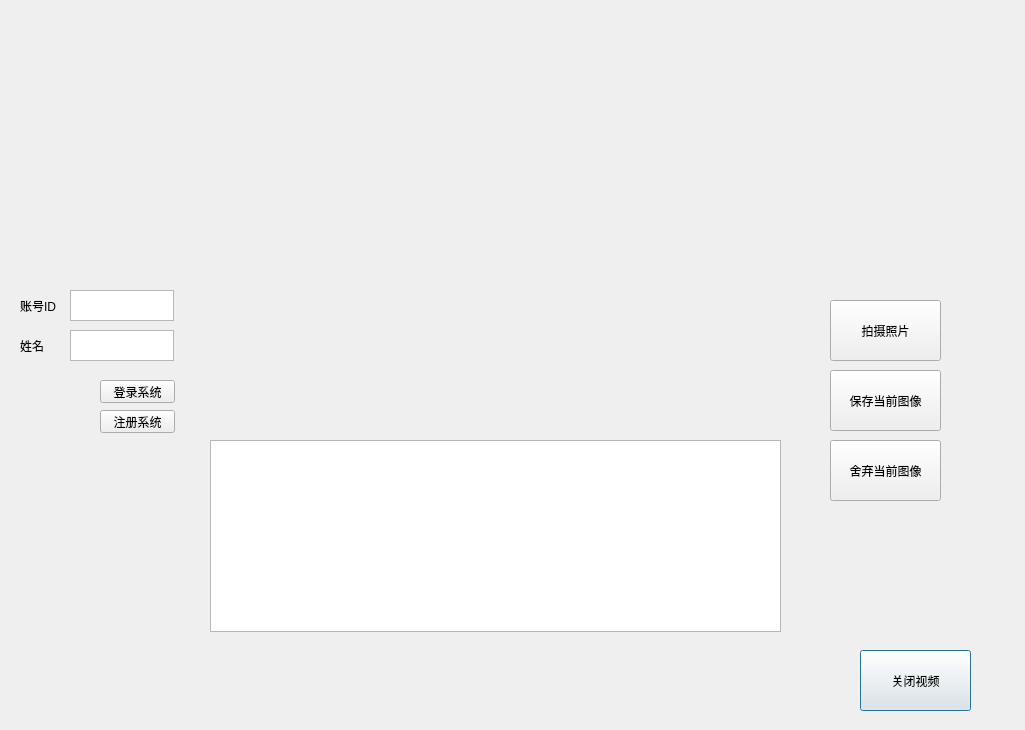
Before: the Qt Designer form src/WorkAttendanceQT/WorkAttendanceQT.ui in Liupeter01/WorkAttendanceQT, drawn with Qt 5.
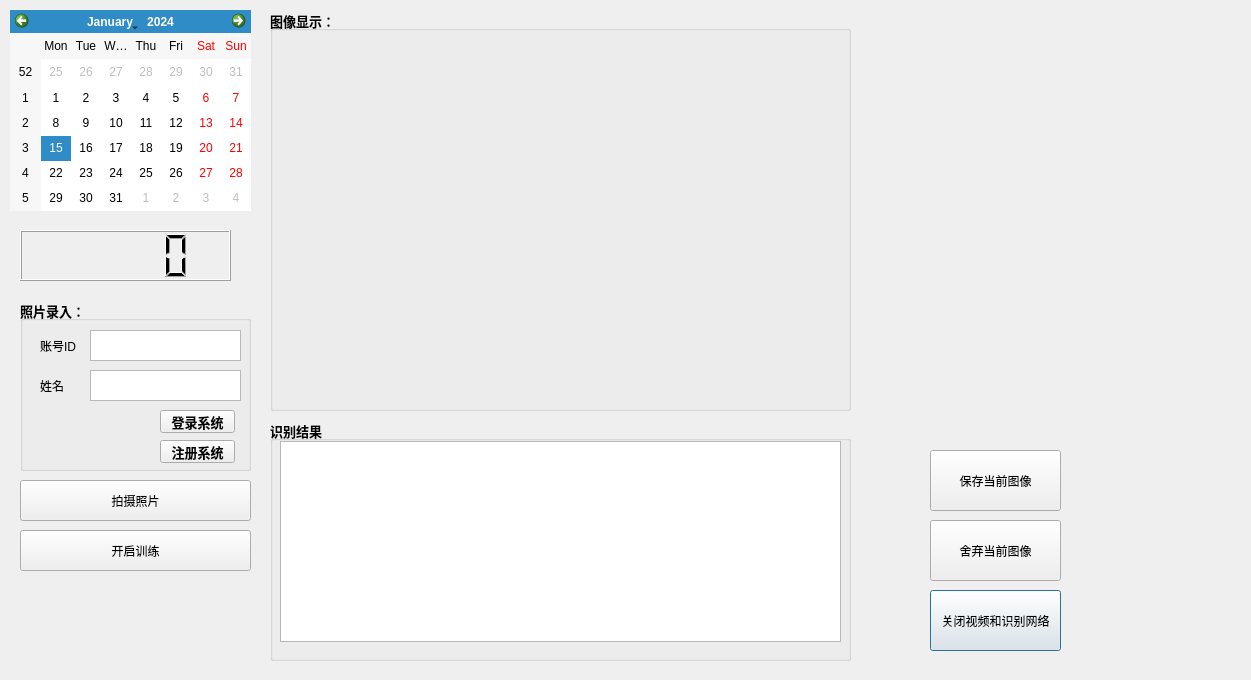
After: the same form once the commit is applied.

Commit message: 1. 将QT界面接口和Interface层进行了连接，在ImageProcess层中增加了多个对外的额外接口 2. 增设对于摄像头拍照的检测 3. 增设对于保存状态的检测 4. 对外接口列表：     1）QImage& startVideoDisplay     2）void startVideoRegister(std::atomic<bool>& _videoFlag)     3）void enableSavingProcess()     4）void enableIgnoreProcess()     5）void enableCameraShooting()

```diff
--- a/src/WorkAttendanceQT/WorkAttendanceQT.ui
+++ b/src/WorkAttendanceQT/WorkAttendanceQT.ui
@@ -6,8 +6,8 @@
    <rect>
     <x>0</x>
     <y>0</y>
-    <width>1025</width>
-    <height>730</height>
+    <width>1251</width>
+    <height>680</height>
    </rect>
   </property>
   <property name="focusPolicy">
@@ -19,10 +19,10 @@
   <widget class="QLabel" name="VideoDisplay">
    <property name="geometry">
     <rect>
-     <x>210</x>
-     <y>50</y>
-     <width>571</width>
-     <height>371</height>
+     <x>290</x>
+     <y>40</y>
+     <width>541</width>
+     <height>341</height>
     </rect>
    </property>
    <property name="palette">
@@ -474,31 +474,31 @@
   <widget class="QPushButton" name="Exit">
    <property name="geometry">
     <rect>
-     <x>860</x>
-     <y>650</y>
-     <width>111</width>
+     <x>930</x>
+     <y>590</y>
+     <width>131</width>
      <height>61</height>
     </rect>
    </property>
    <property name="text">
-    <string>关闭视频</string>
+    <string>关闭视频和识别网络</string>
    </property>
   </widget>
   <widget class="QTextBrowser" name="SystemStatusInfo">
    <property name="geometry">
     <rect>
-     <x>210</x>
-     <y>440</y>
-     <width>571</width>
-     <height>192</height>
+     <x>280</x>
+     <y>441</y>
+     <width>561</width>
+     <height>201</height>
     </rect>
    </property>
   </widget>
   <widget class="QLabel" name="name_label">
    <property name="geometry">
     <rect>
-     <x>20</x>
-     <y>340</y>
+     <x>40</x>
+     <y>380</y>
      <width>54</width>
      <height>12</height>
     </rect>
@@ -510,8 +510,8 @@
   <widget class="QLabel" name="id_label">
    <property name="geometry">
     <rect>
-     <x>20</x>
-     <y>300</y>
+     <x>40</x>
+     <y>340</y>
      <width>54</width>
      <height>12</height>
     </rect>
@@ -523,55 +523,29 @@
   <widget class="QTextEdit" name="UserID">
    <property name="geometry">
     <rect>
-     <x>70</x>
-     <y>290</y>
-     <width>104</width>
-     <height>31</height>
-    </rect>
-   </property>
-  </widget>
-  <widget class="QTextEdit" name="NameInput">
-   <property name="geometry">
-    <rect>
-     <x>70</x>
+     <x>90</x>
      <y>330</y>
-     <width>104</width>
+     <width>151</width>
      <height>31</height>
     </rect>
    </property>
   </widget>
-  <widget class="QPushButton" name="Register">
+  <widget class="QTextEdit" name="NameInput">
    <property name="geometry">
     <rect>
-     <x>100</x>
-     <y>410</y>
-     <width>75</width>
-     <height>23</height>
-    </rect>
-   </property>
-   <property name="text">
-    <string>注册系统</string>
-   </property>
-  </widget>
-  <widget class="QPushButton" name="Login">
-   <property name="geometry">
-    <rect>
-     <x>100</x>
-     <y>380</y>
-     <width>75</width>
-     <height>23</height>
-    </rect>
-   </property>
-   <property name="text">
-    <string>登录系统</string>
-   </property>
-  </widget>
-  <widget class="QPushButton" name="ConfirmTranningSet">
-   <property name="geometry">
-    <rect>
-     <x>830</x>
+     <x>90</x>
      <y>370</y>
-     <width>111</width>
+     <width>151</width>
+     <height>31</height>
+    </rect>
+   </property>
+  </widget>
+  <widget class="QPushButton" name="ConfirmTranningSet">
+   <property name="geometry">
+    <rect>
+     <x>930</x>
+     <y>450</y>
+     <width>131</width>
      <height>61</height>
     </rect>
    </property>
@@ -582,9 +556,9 @@
   <widget class="QPushButton" name="IgnoreTranningSet">
    <property name="geometry">
     <rect>
-     <x>830</x>
-     <y>440</y>
-     <width>111</width>
+     <x>930</x>
+     <y>520</y>
+     <width>131</width>
      <height>61</height>
     </rect>
    </property>
@@ -595,16 +569,154 @@
   <widget class="QPushButton" name="TakePicture">
    <property name="geometry">
     <rect>
-     <x>830</x>
-     <y>300</y>
-     <width>111</width>
-     <height>61</height>
+     <x>20</x>
+     <y>480</y>
+     <width>231</width>
+     <height>41</height>
     </rect>
    </property>
    <property name="text">
     <string>拍摄照片</string>
    </property>
   </widget>
+  <widget class="QGroupBox" name="groupBox">
+   <property name="geometry">
+    <rect>
+     <x>270</x>
+     <y>10</y>
+     <width>581</width>
+     <height>401</height>
+    </rect>
+   </property>
+   <property name="font">
+    <font>
+     <family>Times New Roman</family>
+     <pointsize>10</pointsize>
+     <weight>75</weight>
+     <bold>true</bold>
+    </font>
+   </property>
+   <property name="title">
+    <string>图像显示：</string>
+   </property>
+  </widget>
+  <widget class="QGroupBox" name="groupBox_2">
+   <property name="geometry">
+    <rect>
+     <x>20</x>
+     <y>300</y>
+     <width>231</width>
+     <height>171</height>
+    </rect>
+   </property>
+   <property name="font">
+    <font>
+     <family>Times New Roman</family>
+     <pointsize>10</pointsize>
+     <weight>75</weight>
+     <bold>true</bold>
+    </font>
+   </property>
+   <property name="title">
+    <string>照片录入：</string>
+   </property>
+   <widget class="QPushButton" name="Login">
+    <property name="geometry">
+     <rect>
+      <x>140</x>
+      <y>110</y>
+      <width>75</width>
+      <height>23</height>
+     </rect>
+    </property>
+    <property name="text">
+     <string>登录系统</string>
+    </property>
+   </widget>
+   <widget class="QPushButton" name="Register">
+    <property name="geometry">
+     <rect>
+      <x>140</x>
+      <y>140</y>
+      <width>75</width>
+      <height>23</height>
+     </rect>
+    </property>
+    <property name="text">
+     <string>注册系统</string>
+    </property>
+   </widget>
+  </widget>
+  <widget class="QPushButton" name="TakePicture_2">
+   <property name="geometry">
+    <rect>
+     <x>20</x>
+     <y>530</y>
+     <width>231</width>
+     <height>41</height>
+    </rect>
+   </property>
+   <property name="text">
+    <string>开启训练</string>
+   </property>
+  </widget>
+  <widget class="QCalendarWidget" name="calendarWidget">
+   <property name="geometry">
+    <rect>
+     <x>10</x>
+     <y>10</y>
+     <width>241</width>
+     <height>201</height>
+    </rect>
+   </property>
+  </widget>
+  <widget class="QLCDNumber" name="lcdNumber">
+   <property name="geometry">
+    <rect>
+     <x>20</x>
+     <y>230</y>
+     <width>211</width>
+     <height>51</height>
+    </rect>
+   </property>
+  </widget>
+  <widget class="QGroupBox" name="groupBox_3">
+   <property name="geometry">
+    <rect>
+     <x>270</x>
+     <y>420</y>
+     <width>581</width>
+     <height>241</height>
+    </rect>
+   </property>
+   <property name="font">
+    <font>
+     <family>Times New Roman</family>
+     <pointsize>10</pointsize>
+     <weight>75</weight>
+     <bold>true</bold>
+    </font>
+   </property>
+   <property name="title">
+    <string>识别结果</string>
+   </property>
+  </widget>
+  <zorder>groupBox_3</zorder>
+  <zorder>groupBox_2</zorder>
+  <zorder>groupBox</zorder>
+  <zorder>VideoDisplay</zorder>
+  <zorder>Exit</zorder>
+  <zorder>SystemStatusInfo</zorder>
+  <zorder>name_label</zorder>
+  <zorder>id_label</zorder>
+  <zorder>UserID</zorder>
+  <zorder>NameInput</zorder>
+  <zorder>ConfirmTranningSet</zorder>
+  <zorder>IgnoreTranningSet</zorder>
+  <zorder>TakePicture</zorder>
+  <zorder>TakePicture_2</zorder>
+  <zorder>calendarWidget</zorder>
+  <zorder>lcdNumber</zorder>
  </widget>
  <layoutdefault spacing="6" margin="11"/>
  <resources>
```
The commit also changes 7 other files.
